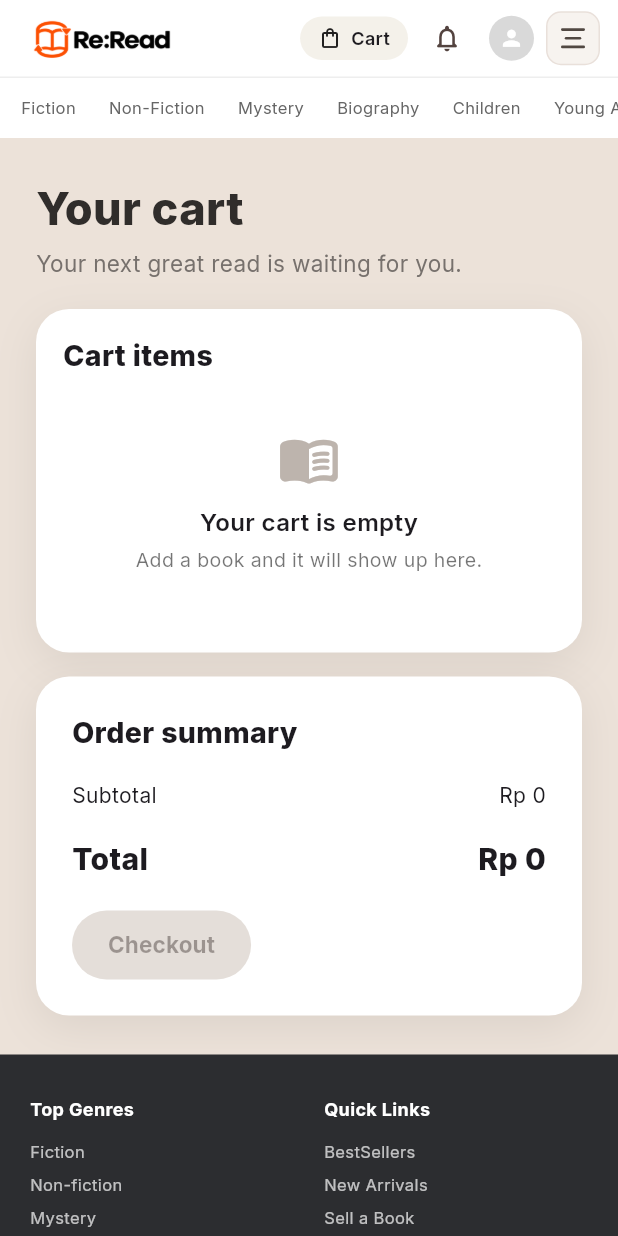
After one commit to michellesantoso25/Re-Read, a Flutter app: the CartPage screen opened by its route, on a phone screen of 412 x 824 dp. The commit adds this screen. Run offline on Flutter 3.47's test engine with Material 3 defaults, Android fonts, the phone set to English and light mode, and no system bars; our stand-ins replace file_picker, flutter_dotenv, font_awesome_flutter, google_fonts, supabase_flutter; accounts and stored records are empty.

Commit message:
Add responsive cart and mobile filter updates

```diff
--- a/reread/lib/components/book_card.dart
+++ b/reread/lib/components/book_card.dart
@@ -2,6 +2,7 @@ import 'package:flutter/material.dart';
 import 'package:google_fonts/google_fonts.dart';
 
 import 'package:reread/components/book_description_page.dart';
+import 'package:reread/components/cart_feedback.dart';
 
 /// Format angka ke Rupiah, contoh: 85000 -> "Rp 85.000"
 String formatRupiah(dynamic price) {
@@ -143,7 +144,9 @@ class BookCard extends StatelessWidget {
                       borderRadius: BorderRadius.circular(6),
                     ),
                   ),
-                  onPressed: stock > 0 ? () {} : null,
+                  onPressed: stock > 0
+                      ? () => addBookToCart(context, book)
+                      : null,
                   child: Text(
                     'ADD TO CART',
                     style: GoogleFonts.inter(
--- a/reread/lib/components/book_description_page.dart
+++ b/reread/lib/components/book_description_page.dart
@@ -4,6 +4,7 @@ import 'package:flutter/material.dart';
 import 'package:google_fonts/google_fonts.dart';
 
 import 'package:reread/components/book_card.dart';
+import 'package:reread/components/cart_feedback.dart';
 import 'package:reread/components/footer.dart';
 import 'package:reread/components/topbar.dart';
 
@@ -170,8 +171,9 @@ class BookDescriptionPage extends StatelessWidget {
                         borderRadius: BorderRadius.circular(8),
                       ),
                     ),
-                    // TODO: sambungkan ke logika cart
-                    onPressed: stock > 0 ? () {} : null,
+                    onPressed: stock > 0
+                        ? () => addBookToCart(context, book)
+                        : null,
                     child: Text(
                       stock > 0 ? 'ADD TO CART' : 'SOLD OUT',
                       style: GoogleFonts.inter(
--- a/reread/lib/components/topbar.dart
+++ b/reread/lib/components/topbar.dart
@@ -3,10 +3,12 @@ import 'package:google_fonts/google_fonts.dart';
 
 import 'package:reread/main.dart';
 import 'package:reread/pages/buyer_pages/categories_page.dart';
+import 'package:reread/pages/buyer_pages/cart_page.dart';
 import 'package:reread/pages/buyer_pages/genre_page.dart';
 import 'package:reread/pages/buyer_pages/home_page.dart';
 import 'package:reread/pages/buyer_pages/new_arrivals_page.dart';
 import 'package:reread/pages/buyer_pages/profile_page.dart';
+import 'package:reread/services/cart_service.dart';
 
 class CustomTopBar extends StatelessWidget implements PreferredSizeWidget {
   final String? activeNav;
@@ -95,7 +97,10 @@ class CustomTopBar extends StatelessWidget implements PreferredSizeWidget {
                       ),
                       if (phone) ...[
                         const Spacer(),
-                        _cartButton(context, iconOnly: true),
+                        _cartButton(
+                          context,
+                          iconOnly: constraints.maxWidth < 380,
+                        ),
                         const SizedBox(width: 2),
                         IconButton(
                           tooltip: 'Notifications',
@@ -261,7 +266,9 @@ class CustomTopBar extends StatelessWidget implements PreferredSizeWidget {
   }
 
   Widget _cartButton(BuildContext context, {bool iconOnly = false}) =>
-      Container(
+      AnimatedBuilder(
+        animation: CartService.instance,
+        builder: (context, _) => Container(
           padding: EdgeInsets.symmetric(
             horizontal: iconOnly ? 8 : 12,
             vertical: 6,
@@ -271,12 +278,22 @@ class CustomTopBar extends StatelessWidget implements PreferredSizeWidget {
             borderRadius: BorderRadius.circular(iconOnly ? 13 : 20),
           ),
           child: InkWell(
-          onTap: () => _showComingSoon(context, 'Cart'),
+            onTap: () => Navigator.of(context).push(
+              PageRouteBuilder<void>(
+                pageBuilder: (_, _, _) => const CartPage(),
+                transitionDuration: Duration.zero,
+                reverseTransitionDuration: Duration.zero,
+              ),
+            ),
             child: Row(
+              mainAxisSize: MainAxisSize.min,
               children: [
                 const Icon(Icons.shopping_bag_outlined, size: 16),
                 if (!iconOnly) ...[
                   const SizedBox(width: 6),
+                  Stack(
+                    clipBehavior: Clip.none,
+                    children: [
                       Text(
                         'Cart',
                         style: GoogleFonts.inter(
@@ -284,17 +301,38 @@ class CustomTopBar extends StatelessWidget implements PreferredSizeWidget {
                           fontWeight: FontWeight.w600,
                         ),
                       ),
-                const SizedBox(width: 4),
-                Container(
-                  width: 8,
-                  height: 8,
+                      if (CartService.instance.itemCount > 0)
+                        Positioned(
+                          top: -7,
+                          right: -21,
+                          child: Container(
+                            constraints: const BoxConstraints(
+                              minWidth: 16,
+                              minHeight: 16,
+                            ),
+                            padding: const EdgeInsets.symmetric(horizontal: 3),
                             decoration: const BoxDecoration(
                               color: _orange,
                               shape: BoxShape.circle,
                             ),
+                            alignment: Alignment.center,
+                            child: Text(
+                              CartService.instance.itemCount > 99
+                                  ? '99+'
+                                  : '${CartService.instance.itemCount}',
+                              style: GoogleFonts.inter(
+                                color: Colors.white,
+                                fontSize: 9,
+                                fontWeight: FontWeight.bold,
+                              ),
+                            ),
+                          ),
+                        ),
+                    ],
                   ),
                 ],
               ],
+            ),
           ),
         ),
       );
--- a/reread/lib/main.dart
+++ b/reread/lib/main.dart
@@ -7,6 +7,7 @@ import 'package:reread/pages/main_pages/login.dart';
 import 'package:reread/pages/main_pages/register.dart';
 import 'package:reread/pages/buyer_pages/home_page.dart';
 import 'package:reread/pages/buyer_pages/profile_page.dart';
+import 'package:reread/pages/buyer_pages/cart_page.dart';
 
 Future<void> main() async {
   WidgetsFlutterBinding.ensureInitialized();
@@ -45,6 +46,7 @@ class MyApp extends StatelessWidget {
         '/register': (context) => const RegisterPage(),
         '/home': (context) => const HomePage(),
         '/profile': (context) => const ProfilePage(),
+        '/cart': (context) => const CartPage(),
       },
     );
   }
--- /dev/null
+++ b/reread/lib/pages/buyer_pages/cart_page.dart
@@ -0,0 +1,325 @@
+import 'package:flutter/material.dart';
+import 'package:google_fonts/google_fonts.dart';
+
+import 'package:reread/components/book_card.dart';
+import 'package:reread/components/footer.dart';
+import 'package:reread/components/topbar.dart';
+import 'package:reread/services/cart_service.dart';
+
+class CartPage extends StatelessWidget {
+  const CartPage({super.key});
+
+  static const _orange = Color(0xFFFF4D00);
+  static const _ink = Color(0xFF302D2B);
+
+  @override
+  Widget build(BuildContext context) {
+    return Scaffold(
+      backgroundColor: const Color(0xFFECE2D9),
+      appBar: const CustomTopBar(activeNav: 'Cart'),
+      body: AnimatedBuilder(
+        animation: CartService.instance,
+        builder: (context, _) {
+          final cart = CartService.instance;
+          final items = cart.items;
+          return SingleChildScrollView(
+            child: Column(
+              children: [
+                Padding(
+                  padding: const EdgeInsets.symmetric(
+                    horizontal: 24,
+                    vertical: 26,
+                  ),
+                  child: Center(
+                    child: ConstrainedBox(
+                      constraints: const BoxConstraints(maxWidth: 1440),
+                      child: Column(
+                        crossAxisAlignment: CrossAxisAlignment.start,
+                        children: [
+                          Text(
+                            'Your cart',
+                            style: GoogleFonts.inter(
+                              color: _ink,
+                              fontSize: 30,
+                              fontWeight: FontWeight.w800,
+                            ),
+                          ),
+                          const SizedBox(height: 4),
+                          Text(
+                            items.isEmpty
+                                ? 'Your next great read is waiting for you.'
+                                : '${items.length} pre-loved ${items.length == 1 ? 'book' : 'books'} ready for their next chapter.',
+                            style: GoogleFonts.inter(
+                              color: const Color(0xFF77716D),
+                              fontSize: 15,
+                            ),
+                          ),
+                          const SizedBox(height: 20),
+                          LayoutBuilder(
+                            builder: (context, constraints) {
+                              final narrow = constraints.maxWidth < 760;
+                              final cartItems = _itemsCard(context, items);
+                              final summary = _summary(context, cart);
+                              if (narrow) {
+                                return Column(
+                                  children: [
+                                    cartItems,
+                                    const SizedBox(height: 16),
+                                    summary,
+                                  ],
+                                );
+                              }
+                              return Row(
+                                crossAxisAlignment: CrossAxisAlignment.start,
+                                children: [
+                                  Expanded(flex: 7, child: cartItems),
+                                  const SizedBox(width: 20),
+                                  SizedBox(width: 340, child: summary),
+                                ],
+                              );
+                            },
+                          ),
+                        ],
+                      ),
+                    ),
+                  ),
+                ),
+                const CustomFooter(),
+              ],
+            ),
+          );
+        },
+      ),
+    );
+  }
+
+  Widget _itemsCard(BuildContext context, List<Map<String, dynamic>> items) {
+    return Container(
+      width: double.infinity,
+      padding: EdgeInsets.all(MediaQuery.sizeOf(context).width < 500 ? 18 : 24),
+      decoration: BoxDecoration(
+        color: Colors.white,
+        borderRadius: BorderRadius.circular(22),
+        boxShadow: const [
+          BoxShadow(
+            color: Color(0x12000000),
+            blurRadius: 24,
+            offset: Offset(0, 8),
+          ),
+        ],
+      ),
+      child: Column(
+        crossAxisAlignment: CrossAxisAlignment.start,
+        children: [
+          Text(
+            'Cart items',
+            style: GoogleFonts.inter(fontSize: 19, fontWeight: FontWeight.w800),
+          ),
+          if (items.isEmpty)
+            Padding(
+              padding: const EdgeInsets.symmetric(vertical: 34),
+              child: Center(
+                child: Column(
+                  children: [
+                    const Icon(
+                      Icons.menu_book_rounded,
+                      size: 42,
+                      color: Color(0xFFBDB4AD),
+                    ),
+                    const SizedBox(height: 10),
+                    Text(
+                      'Your cart is empty',
+                      style: GoogleFonts.inter(
+                        fontSize: 16,
+                        fontWeight: FontWeight.w600,
+                      ),
+                    ),
+                    const SizedBox(height: 4),
+                    Text(
+                      'Add a book and it will show up here.',
+                      style: GoogleFonts.inter(
+                        fontSize: 13,
+                        color: Colors.black54,
+                      ),
+                    ),
+                  ],
+                ),
+              ),
+            )
+          else
+            ...items.map((book) => _cartItem(book)),
+        ],
+      ),
+    );
+  }
+
+  Widget _cartItem(Map<String, dynamic> book) {
+    final cover = book['cover']?.toString();
+    final price = book['price'];
+    return Padding(
+      padding: const EdgeInsets.only(top: 16),
+      child: Row(
+        children: [
+          ClipRRect(
+            borderRadius: BorderRadius.circular(4),
+            child: SizedBox(width: 72, height: 104, child: _cover(cover)),
+          ),
+          const SizedBox(width: 14),
+          Expanded(
+            child: Column(
+              crossAxisAlignment: CrossAxisAlignment.start,
+              children: [
+                Text(
+                  book['title']?.toString() ?? 'Untitled book',
+                  maxLines: 2,
+                  overflow: TextOverflow.ellipsis,
+                  style: GoogleFonts.inter(
+                    fontSize: 15,
+                    fontWeight: FontWeight.w500,
+                  ),
+                ),
+                if ((book['author']?.toString() ?? '').isNotEmpty) ...[
+                  const SizedBox(height: 3),
+                  Text(
+                    book['author'].toString(),
+                    maxLines: 1,
+                    overflow: TextOverflow.ellipsis,
+                    style: GoogleFonts.inter(
+                      fontSize: 12,
+                      color: Colors.black54,
+                    ),
+                  ),
+                ],
+                TextButton(
+                  onPressed: () => CartService.instance.remove(book),
+                  style: TextButton.styleFrom(
+                    foregroundColor: _orange,
+                    padding: EdgeInsets.zero,
+                    minimumSize: const Size(0, 28),
+                    alignment: Alignment.centerLeft,
+                  ),
+                  child: Text('Remove', style: GoogleFonts.inter(fontSize: 12)),
+                ),
+              ],
+            ),
+          ),
+          const SizedBox(width: 8),
+          Text(
+            formatRupiah(price),
+            style: GoogleFonts.inter(fontSize: 15, fontWeight: FontWeight.w800),
+          ),
+        ],
+      ),
+    );
+  }
+
+  Widget _summary(BuildContext context, CartService cart) {
+    final hasItems = cart.itemCount > 0;
+    return Container(
+      width: double.infinity,
+      padding: const EdgeInsets.all(24),
+      decoration: BoxDecoration(
+        color: Colors.white,
+        borderRadius: BorderRadius.circular(22),
+        boxShadow: const [
+          BoxShadow(
+            color: Color(0x12000000),
+            blurRadius: 24,
+            offset: Offset(0, 8),
+          ),
+        ],
+      ),
+      child: Column(
+        crossAxisAlignment: CrossAxisAlignment.start,
+        children: [
+          Text(
+            'Order summary',
+            style: GoogleFonts.inter(fontSize: 19, fontWeight: FontWeight.w800),
+          ),
+          const SizedBox(height: 18),
+          _summaryRow('Subtotal', formatRupiah(cart.subtotal)),
+          const SizedBox(height: 18),
+          Row(
+            children: [
+              Text(
+                'Total',
+                style: GoogleFonts.inter(
+                  fontSize: 20,
+                  fontWeight: FontWeight.w800,
+                ),
+              ),
+              const Spacer(),
+              Text(
+                formatRupiah(cart.subtotal),
+                style: GoogleFonts.inter(
+                  fontSize: 20,
+                  fontWeight: FontWeight.w800,
+                ),
+              ),
+            ],
+          ),
+          const SizedBox(height: 20),
+          SizedBox(
+            height: 46,
+            child: ElevatedButton(
+              onPressed: hasItems
+                  ? () => ScaffoldMessenger.of(context).showSnackBar(
+                      const SnackBar(content: Text('Checkout is coming soon.')),
+                    )
+                  : null,
+              style: ElevatedButton.styleFrom(
+                backgroundColor: _orange,
+                foregroundColor: Colors.white,
+                disabledBackgroundColor: const Color(0xFFE4DED9),
+                elevation: 0,
+                shape: const StadiumBorder(),
+                padding: const EdgeInsets.symmetric(horizontal: 24),
+              ),
+              child: Text(
+                'Checkout',
+                style: GoogleFonts.inter(
+                  fontSize: 15,
+                  fontWeight: FontWeight.w700,
+                ),
+              ),
+            ),
+          ),
+        ],
+      ),
+    );
+  }
+
+  Widget _summaryRow(String label, String value) => Row(
+    children: [
+      Text(label, style: GoogleFonts.inter(fontSize: 14)),
+      const Spacer(),
+      Text(value, style: GoogleFonts.inter(fontSize: 14)),
+    ],
+  );
+
+  Widget _cover(String? cover) {
+    if (cover == null || cover.isEmpty) {
+      return Container(
+        color: const Color(0xFFE9E2DC),
+        child: const Icon(Icons.book, color: Colors.white),
+      );
+    }
+    if (cover.startsWith('http')) {
+      return Image.network(
+        cover,
+        fit: BoxFit.cover,
+        errorBuilder: (_, _, _) => _placeholder(),
+      );
+    }
+    return Image.asset(
+      cover,
+      fit: BoxFit.cover,
+      errorBuilder: (_, _, _) => _placeholder(),
+    );
+  }
+
+  Widget _placeholder() => Container(
+    color: const Color(0xFFE9E2DC),
+    child: const Icon(Icons.book, color: Colors.white),
+  );
+}
--- /dev/null
+++ b/reread/lib/services/cart_service.dart
@@ -0,0 +1,41 @@
+import 'package:flutter/foundation.dart';
+
+/// In-memory cart shared by product details, the navigation bar, and CartPage.
+class CartService extends ChangeNotifier {
+  CartService._();
+
+  static final CartService instance = CartService._();
+
+  final List<Map<String, dynamic>> _items = [];
+
+  List<Map<String, dynamic>> get items => List.unmodifiable(_items);
+
+  int get subtotal =>
+      _items.fold<int>(0, (sum, book) => sum + _priceOf(book['price']));
+
+  int get itemCount => _items.length;
+
+  bool add(Map<String, dynamic> book) {
+    final key = _key(book);
+    if (_items.any((item) => _key(item) == key)) return false;
+    _items.add(Map<String, dynamic>.from(book));
+    notifyListeners();
+    return true;
+  }
+
+  void remove(Map<String, dynamic> book) {
+    _items.removeWhere((item) => _key(item) == _key(book));
+    notifyListeners();
+  }
+
+  static int _priceOf(dynamic value) {
+    if (value is num) return value.round();
+    return num.tryParse(value?.toString() ?? '')?.round() ?? 0;
+  }
+
+  static String _key(Map<String, dynamic> book) {
+    final id = book['id']?.toString();
+    if (id != null && id.isNotEmpty) return id;
+    return '${book['title'] ?? ''}|${book['author'] ?? ''}';
+  }
+}
```
Also changed, not shown: reread/lib/components/cart_feedback.dart (added, +56 -0 lines), reread/lib/pages/buyer_pages/home_page.dart (+36 -9 lines), reread/lib/pages/buyer_pages/new_arrivals_page.dart (+36 -9 lines). Lines whose indentation alone changed are shown as unchanged.
